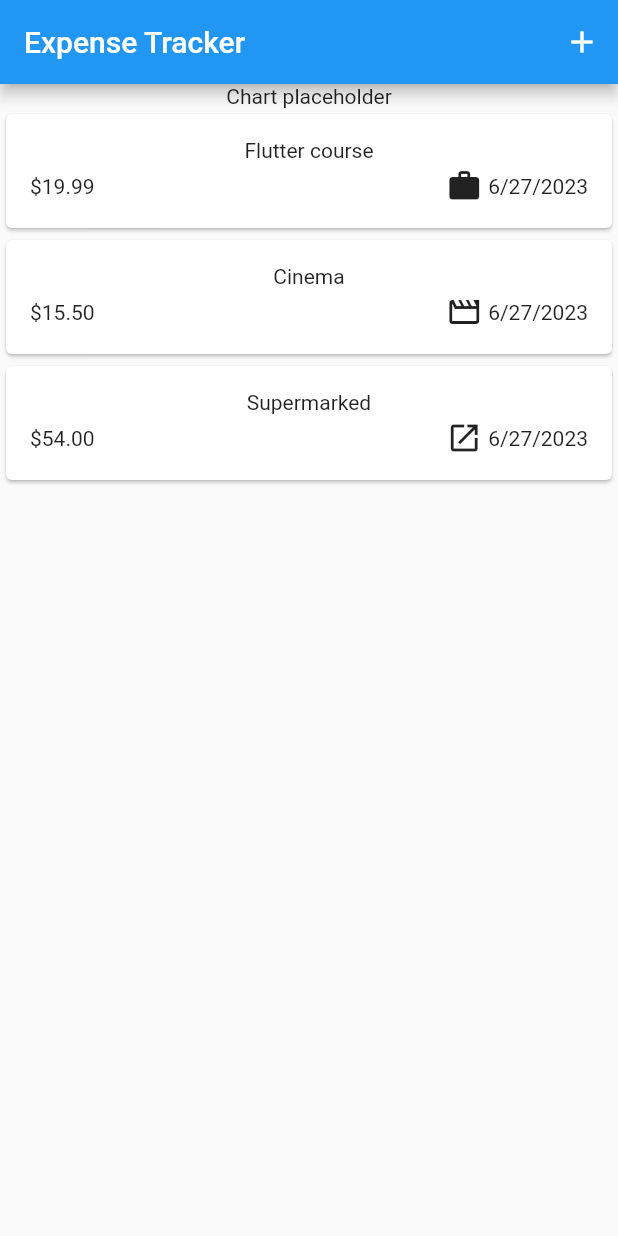
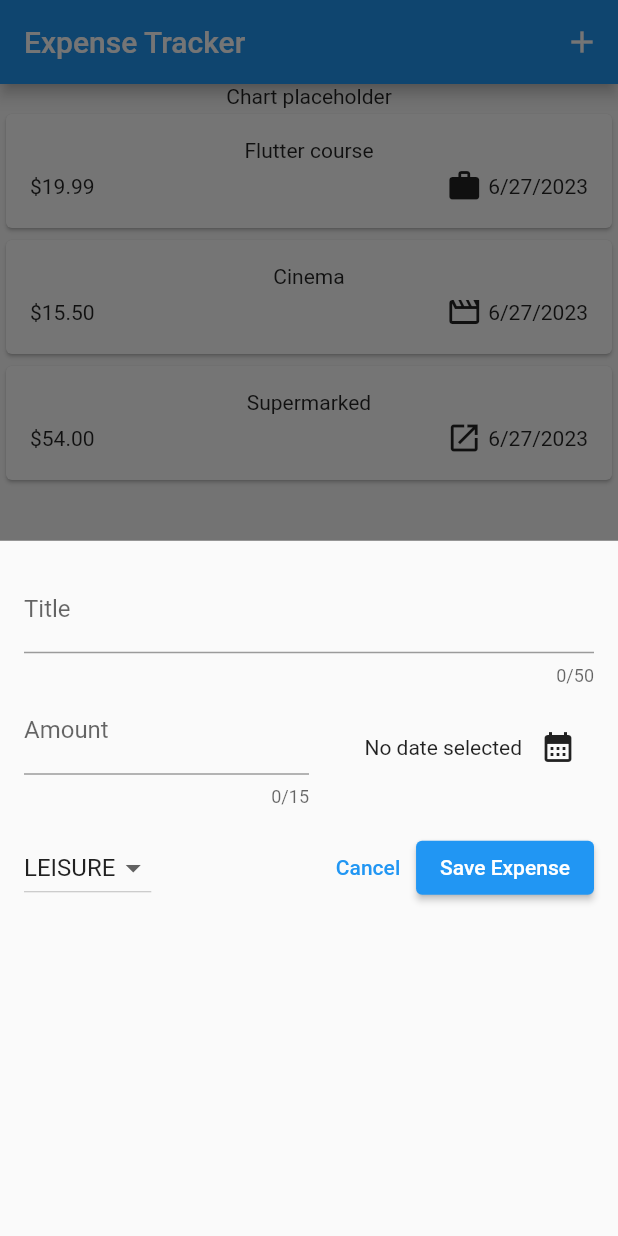
Before and after one commit to elianaferreira/expense_tracker, a Flutter app: the screen it shows after launch, after a tap on the "add" icon, on a phone screen of 412 x 824 dp. Run offline on Flutter 3.47's test engine with Material 2 defaults, Android fonts, the phone set to English and light mode, and no system bars.

Commit message:
first approach of the Screen to add a new expense

```diff
--- a/lib/models/expense.dart
+++ b/lib/models/expense.dart
@@ -5,12 +5,12 @@ import 'package:uuid/uuid.dart';
 const uui = Uuid();
 final formatter = DateFormat.yMd();
 
-enum Category { food, travel, laisure, work }
+enum Category { food, travel, leisure, work }
 
 const categoryIcons = {
   Category.food: Icons.launch_outlined,
   Category.travel: Icons.flight_takeoff_outlined,
-  Category.laisure: Icons.movie_outlined,
+  Category.leisure: Icons.movie_outlined,
   Category.work: Icons.work_outlined
 };
 
--- a/lib/screens/expenses.dart
+++ b/lib/screens/expenses.dart
@@ -1,5 +1,6 @@
 import 'package:expense_tracker/components/expenses_list.dart';
 import 'package:expense_tracker/models/expense.dart';
+import 'package:expense_tracker/screens/new_expense.dart';
 import 'package:flutter/material.dart';
 
 class Expenses extends StatefulWidget {
@@ -22,13 +23,18 @@ class _ExpensesState extends State<Expenses> {
         title: 'Cinema',
         amount: 15.50,
         date: DateTime.now(),
-        category: Category.laisure),
+        category: Category.leisure),
     Expense(
         title: 'Supermarked',
         amount: 54.00,
         date: DateTime.now(),
         category: Category.food)
   ];
+
+  void _openAddExpenseOverlay() {
+    showModalBottomSheet(
+        context: context, builder: (ctx) => const NewExpense());
+  }
 
   @override
   Widget build(BuildContext context) {
@@ -37,10 +43,7 @@ class _ExpensesState extends State<Expenses> {
         title: const Text('Expense Tracker'),
         actions: [
           IconButton(
-              onPressed: () {
-                print("button pressed");
-              },
-              icon: const Icon(Icons.add))
+              onPressed: _openAddExpenseOverlay, icon: const Icon(Icons.add))
         ],
       ),
       body: Column(
--- /dev/null
+++ b/lib/screens/new_expense.dart
@@ -0,0 +1,119 @@
+import 'package:expense_tracker/constants/dimens.dart';
+import 'package:expense_tracker/models/expense.dart';
+import 'package:flutter/material.dart';
+
+class NewExpense extends StatefulWidget {
+  const NewExpense({super.key});
+
+  @override
+  State<NewExpense> createState() {
+    return _NewExpenseState();
+  }
+}
+
+class _NewExpenseState extends State<NewExpense> {
+  final _titleController = TextEditingController();
+  final _amountController = TextEditingController();
+  DateTime? _selectedDate;
+  Category _seletedCategory = Category.leisure;
+
+  @override
+  void dispose() {
+    _titleController.dispose();
+    _amountController.dispose();
+    super.dispose();
+  }
+
+  void _presentDatePicker() async {
+    final now = DateTime.now();
+    final firstDate = DateTime(now.year - 1, now.month, now.day);
+    final pickedDate = await showDatePicker(
+        context: context,
+        initialDate: now,
+        firstDate: firstDate,
+        lastDate: now);
+
+    setState(() {
+      _selectedDate = pickedDate;
+    });
+  }
+
+  @override
+  Widget build(BuildContext context) {
+    return Padding(
+      padding: const EdgeInsets.all(Dimens.padding),
+      child: Column(
+        children: [
+          TextField(
+            maxLength: 50,
+            keyboardType: TextInputType.text,
+            decoration: const InputDecoration(label: Text('Title')),
+            autocorrect: true,
+            textCapitalization: TextCapitalization.sentences,
+            controller: _titleController,
+          ),
+          Row(
+            children: [
+              Expanded(
+                child: TextField(
+                  maxLength: 15,
+                  keyboardType:
+                      const TextInputType.numberWithOptions(decimal: true),
+                  decoration: const InputDecoration(
+                    label: Text('Amount'),
+                    prefix: Text('\$'),
+                  ),
+                  controller: _amountController,
+                ),
+              ),
+              Expanded(
+                child: Row(
+                  mainAxisAlignment: MainAxisAlignment.end,
+                  crossAxisAlignment: CrossAxisAlignment.center,
+                  children: [
+                    Text(_selectedDate == null
+                        ? 'No date selected'
+                        : formatter.format(_selectedDate!)),
+                    IconButton(
+                        onPressed: _presentDatePicker,
+                        icon: const Icon(Icons.calendar_month))
+                  ],
+                ),
+              ),
+            ],
+          ),
+          const SizedBox(height: Dimens.padding),
+          Row(
+            children: [
+              DropdownButton(
+                  value: _seletedCategory,
+                  items: Category.values
+                      .map((category) => DropdownMenuItem(
+                            value: category,
+                            child: Text(category.name.toUpperCase()),
+                          ))
+                      .toList(),
+                  onChanged: (value) {
+                    setState(() {
+                      if (value == null) return;
+                      _seletedCategory = value;
+                    });
+                  }),
+              const Spacer(),
+              TextButton(
+                  onPressed: () {
+                    Navigator.pop(context);
+                  },
+                  child: const Text('Cancel')),
+              ElevatedButton(
+                  onPressed: () {
+                    print(_titleController.text);
+                  },
+                  child: const Text('Save Expense'))
+            ],
+          )
+        ],
+      ),
+    );
+  }
+}
```
